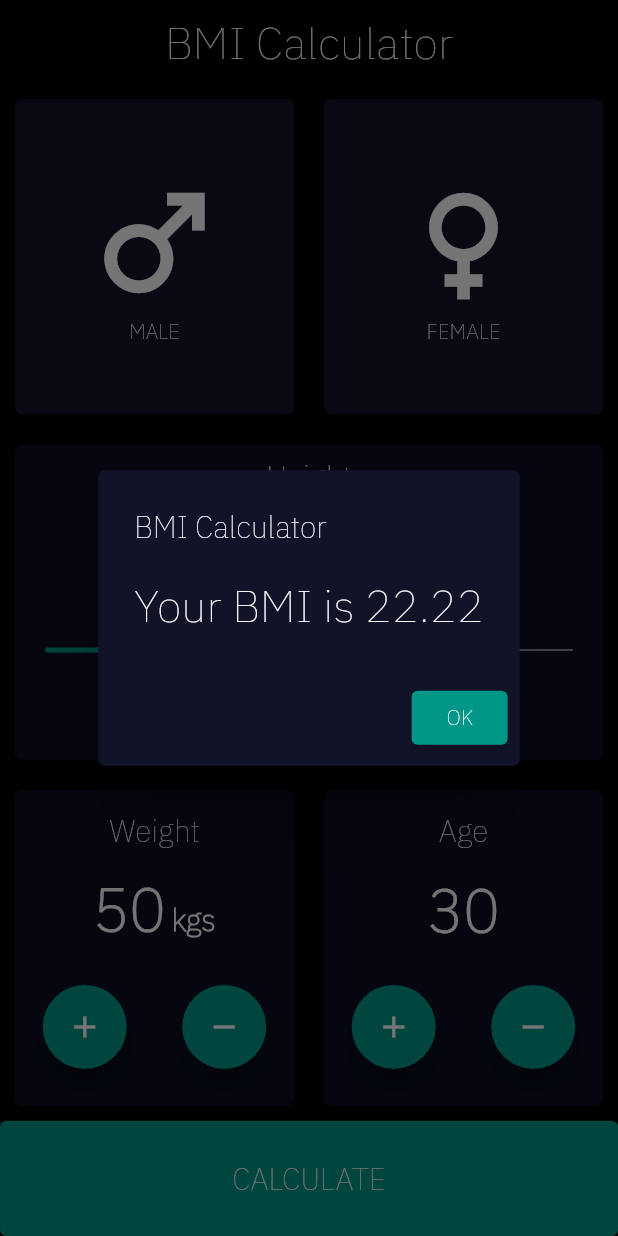
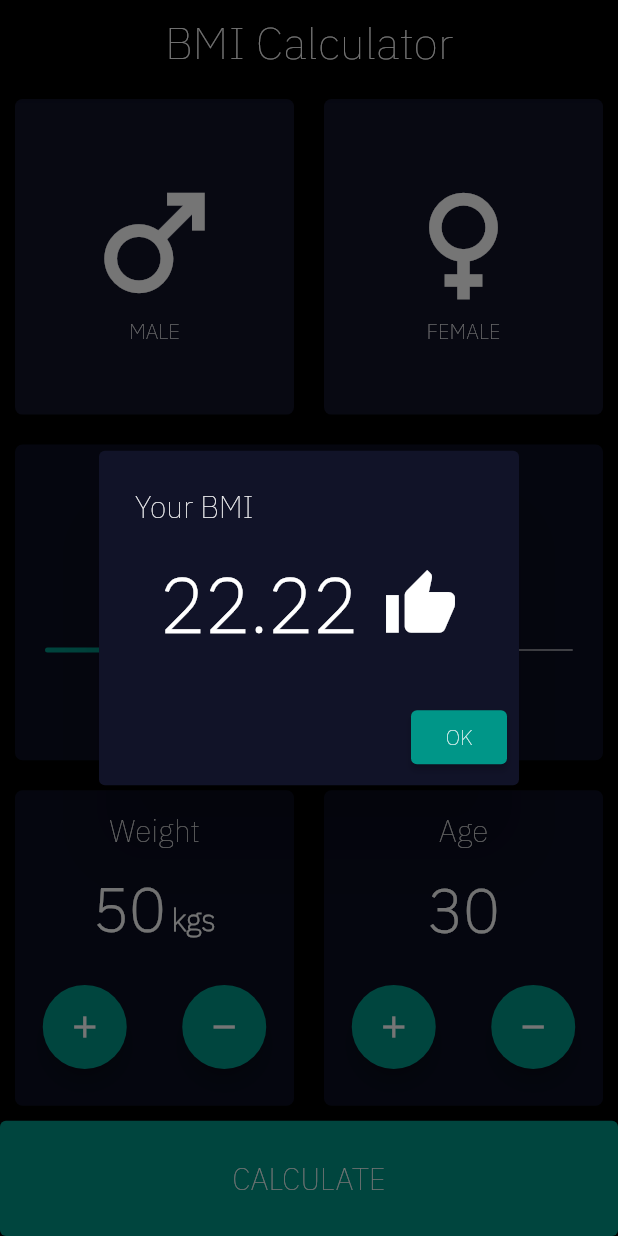
Before and after one commit to abhimanyukolakotla/bmicalculator, a Flutter app: the screen it shows after launch, after a tap on "CALCULATE", on a phone screen of 412 x 824 dp. Run offline on Flutter 3.47's test engine with Material 2 defaults, Android fonts, the phone set to English and light mode, and no system bars.

Commit message:
Added icon in alert dialog

```diff
--- a/lib/input_page.dart
+++ b/lib/input_page.dart
@@ -21,9 +21,20 @@ class _InputPageState extends State<InputPage> {
   int height = 0;
   int weight = 0;
   int age = 0;
-
+  String bmi = "";
+  IconData bmiStatusIcon = Icons.thumb_up_outlined;
   onWeightChange(int value) {
     weight = value;
+  }
+
+  calculateBmi() {
+    var bmiDouble = ((weight / (height * height)) * 10000);
+    bmi = bmiDouble.toStringAsFixed(2);
+    if (bmiDouble >= 20) {
+      bmiStatusIcon = Icons.thumb_up;
+    } else {
+      bmiStatusIcon = Icons.thumb_down;
+    }
   }
 
   @override
@@ -130,16 +141,30 @@ class _InputPageState extends State<InputPage> {
                       backgroundColor:
                           MaterialStateProperty.all(kSecondaryColor),
                     ),
-                    onPressed: () => showDialog<String>(
+                    onPressed: () {
+                      calculateBmi();
+                      showDialog<String>(
                         context: context,
                         builder: (BuildContext context) => AlertDialog(
                           backgroundColor: kInactiveCardColor,
                           title: const Text(
-                          'BMI Calculator',
+                            'Your BMI',
                           ),
-                        content: Text(
-                          'Your BMI is ${((weight / (height * height)) * 10000).toStringAsFixed(2)}',
-                          style: const TextStyle(fontSize: 30.0),
+                          content: Row(
+                            mainAxisSize: MainAxisSize.min,
+                            mainAxisAlignment: MainAxisAlignment.spaceEvenly,
+                            children: [
+                              Text(
+                                bmi,
+                                style: const TextStyle(
+                                    fontSize: 50.0,
+                                    fontWeight: FontWeight.bold),
+                              ),
+                              Icon(
+                                bmiStatusIcon,
+                                size: 50.0,
+                              ),
+                            ],
                           ),
                           actions: <Widget>[
                             ElevatedButton(
@@ -155,7 +180,8 @@ class _InputPageState extends State<InputPage> {
                             ),
                           ],
                         ),
-                    ),
+                      );
+                    },
                     child: const Center(
                       child: Text(
                         "CALCULATE",
```
Lines whose indentation alone changed are shown as unchanged.
